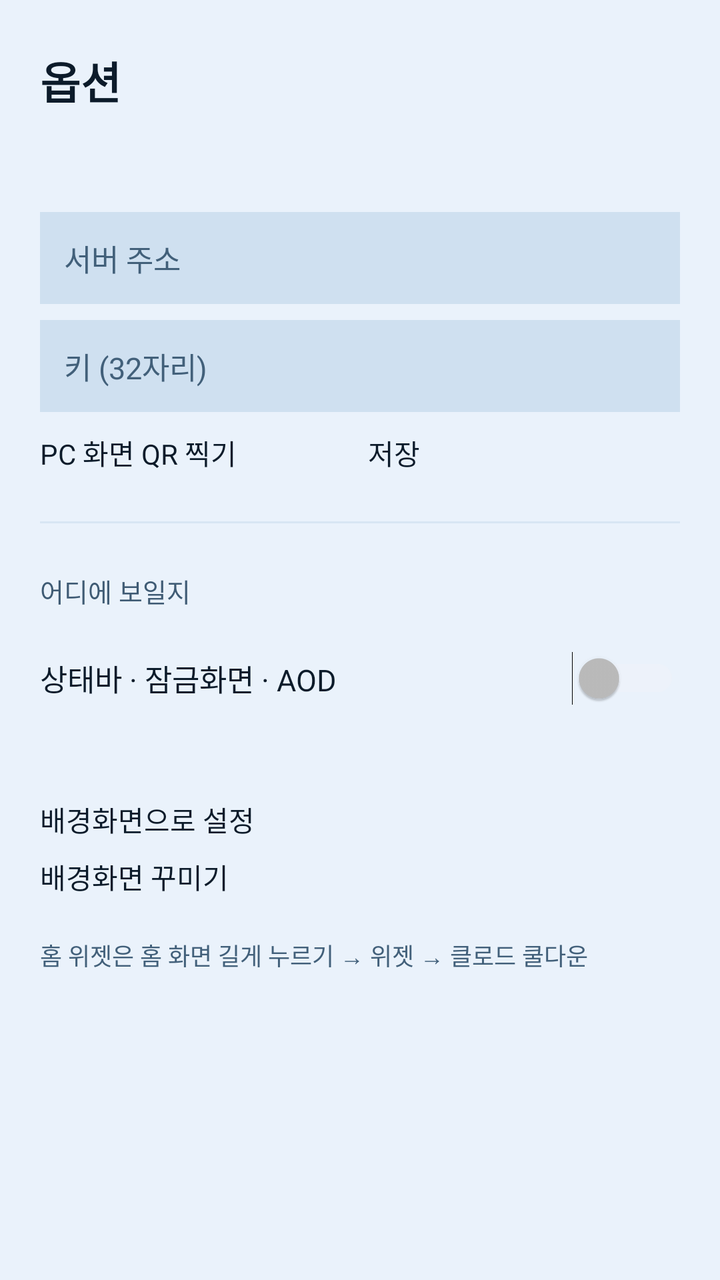
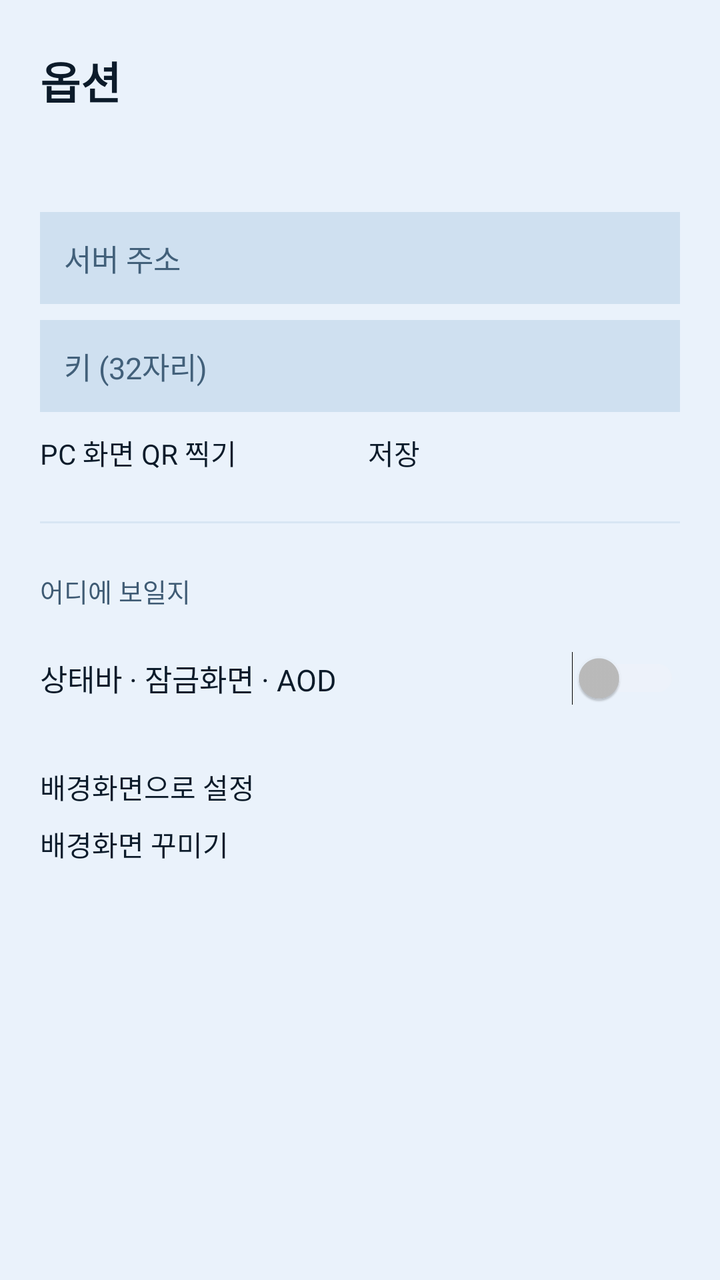

The first picture is an Android layout as it rendered before a commit; the second is the same layout after the commit. The layout source and the unified diff follow.
<!-- AndroidManifest.xml: application theme AppTheme -->
<!-- res/layout/activity_settings.xml -->
<?xml version="1.0" encoding="utf-8"?>
<ScrollView xmlns:android="http://schemas.android.com/apk/res/android"
    android:layout_width="match_parent"
    android:layout_height="match_parent"
    android:background="@color/bg"
    android:fillViewport="true">

    <LinearLayout
        android:layout_width="match_parent"
        android:layout_height="wrap_content"
        android:orientation="vertical"
        android:paddingHorizontal="20dp"
        android:paddingTop="24dp"
        android:paddingBottom="32dp">

        <TextView
            android:layout_width="wrap_content"
            android:layout_height="wrap_content"
            android:text="옵션"
            android:textColor="@color/title"
            android:textSize="22sp"
            android:textStyle="bold" />

        <TextView
            android:id="@+id/pair_head"
            android:layout_width="match_parent"
            android:layout_height="wrap_content"
            android:layout_marginTop="24dp"
            android:textColor="@color/label"
            android:textSize="13sp" />

        <EditText
            android:id="@+id/url"
            android:layout_width="match_parent"
            android:layout_height="wrap_content"
            android:layout_marginTop="8dp"
            android:autofillHints="url"
            android:background="@color/track"
            android:hint="서버 주소"
            android:inputType="textUri"
            android:padding="12dp"
            android:textColor="@color/title"
            android:textColorHint="@color/faint"
            android:textSize="15sp" />

        <EditText
            android:id="@+id/key"
            android:layout_width="match_parent"
            android:layout_height="wrap_content"
            android:layout_marginTop="8dp"
            android:autofillHints="password"
            android:background="@color/track"
            android:hint="키 (32자리)"
            android:inputType="textNoSuggestions"
            android:maxLength="32"
            android:padding="12dp"
            android:textColor="@color/title"
            android:textColorHint="@color/faint"
            android:textSize="15sp" />

        <LinearLayout
            android:layout_width="match_parent"
            android:layout_height="wrap_content"
            android:layout_marginTop="10dp"
            android:orientation="horizontal">

            <Button
                android:id="@+id/scan"
                android:layout_width="0dp"
                android:layout_height="wrap_content"
                android:layout_weight="1"
                android:text="PC 화면 QR 찍기"
                android:textColor="@color/title" />

            <Button
                android:id="@+id/save"
                android:layout_width="0dp"
                android:layout_height="wrap_content"
                android:layout_marginStart="8dp"
                android:layout_weight="1"
                android:text="저장"
                android:textColor="@color/title" />
        </LinearLayout>

        <View
            android:layout_width="match_parent"
            android:layout_height="1dp"
            android:layout_marginVertical="24dp"
            android:background="@color/line" />

        <TextView
            android:layout_width="wrap_content"
            android:layout_height="wrap_content"
            android:text="어디에 보일지"
            android:textColor="@color/label"
            android:textSize="13sp" />

        <Switch
            android:id="@+id/notify"
            android:layout_width="match_parent"
            android:layout_height="wrap_content"
            android:layout_marginTop="10dp"
            android:minHeight="48dp"
            android:text="상태바 · 잠금화면 · AOD"
            android:textColor="@color/title"
            android:textSize="15sp" />

        <TextView
            android:id="@+id/notify_note"
            android:layout_width="match_parent"
            android:layout_height="wrap_content"
            android:textColor="@color/faint"
            android:textSize="12sp" />

        <Button
            android:id="@+id/wallpaper"
            android:layout_width="match_parent"
            android:layout_height="wrap_content"
            android:layout_marginTop="20dp"
            android:text="배경화면으로 설정"
            android:textColor="@color/title" />

        <Button
            android:id="@+id/customize"
            android:layout_width="match_parent"
            android:layout_height="wrap_content"
            android:layout_marginTop="8dp"
            android:text="배경화면 꾸미기"
            android:textColor="@color/title" />

        <TextView
            android:layout_width="match_parent"
            android:layout_height="wrap_content"
            android:layout_marginTop="20dp"
            android:text="홈 위젯은 홈 화면 길게 누르기 → 위젯 → 클로드 쿨다운"
            android:textColor="@color/faint"
            android:textSize="12sp" />
    </LinearLayout>
</ScrollView>
<!-- resources referenced by this layout -->
<resources>
  <color name="bg">#eaf2fb</color>
  <color name="faint">#42607a</color>
  <color name="label">#3f5b74</color>
  <color name="line">#d8e6f3</color>
  <color name="title">#0c1b2a</color>
  <color name="track">#cfe0f0</color>
  <style name="AppTheme" parent="@android:style/Theme.DeviceDefault.NoActionBar">
          <item name="android:windowBackground">@color/bg</item>
          <item name="android:colorBackground">@color/bg</item>
          <item name="android:statusBarColor">@color/bg</item>
          <item name="android:navigationBarColor">@color/bg</item>
  
          
          <item name="android:windowLightStatusBar">true</item>
      </style>
</resources>

<!-- the commit's change to res/layout/activity_settings.xml (unified diff, before → after) -->
@@ -105,13 +105,6 @@
             android:textColor="@color/title"
             android:textSize="15sp" />
 
-        <TextView
-            android:id="@+id/notify_note"
-            android:layout_width="match_parent"
-            android:layout_height="wrap_content"
-            android:textColor="@color/faint"
-            android:textSize="12sp" />
-
         <Button
             android:id="@+id/wallpaper"
             android:layout_width="match_parent"
@@ -127,13 +120,5 @@
             android:layout_marginTop="8dp"
             android:text="배경화면 꾸미기"
             android:textColor="@color/title" />
-
-        <TextView
-            android:layout_width="match_parent"
-            android:layout_height="wrap_content"
-            android:layout_marginTop="20dp"
-            android:text="홈 위젯은 홈 화면 길게 누르기 → 위젯 → 클로드 쿨다운"
-            android:textColor="@color/faint"
-            android:textSize="12sp" />
     </LinearLayout>
 </ScrollView>
